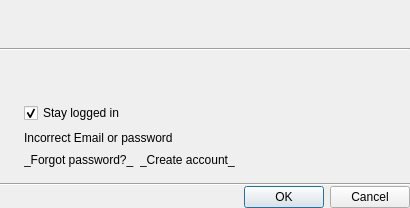
First picture: the form in client/libclient/src/ui/dialogs/cloud/connect_to_cloud_dialog.ui, repository networkoptix/nx_open, before the edit.
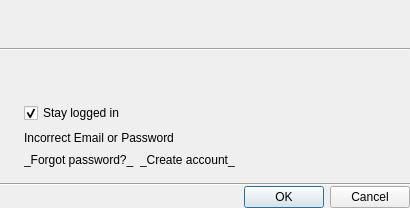
Second picture: the form after the edit. Custom widgets are drawn as their Qt base class.

Commit message:
Fix translatable strings: "Incorrect Email or password" -> "Incorrect Email or Password"
<==== Mercurial data ====>
Branch: dev_3.0.0_gui

```diff
--- a/client/libclient/src/ui/dialogs/cloud/connect_to_cloud_dialog.ui
+++ b/client/libclient/src/ui/dialogs/cloud/connect_to_cloud_dialog.ui
@@ -92,7 +92,7 @@
       <item row="3" column="1">
        <widget class="QLabel" name="invalidCredentialsLabel">
         <property name="text">
-         <string>Incorrect Email or password</string>
+         <string>Incorrect Email or Password</string>
         </property>
        </widget>
       </item>
```
The commit also changes 4 other files.
